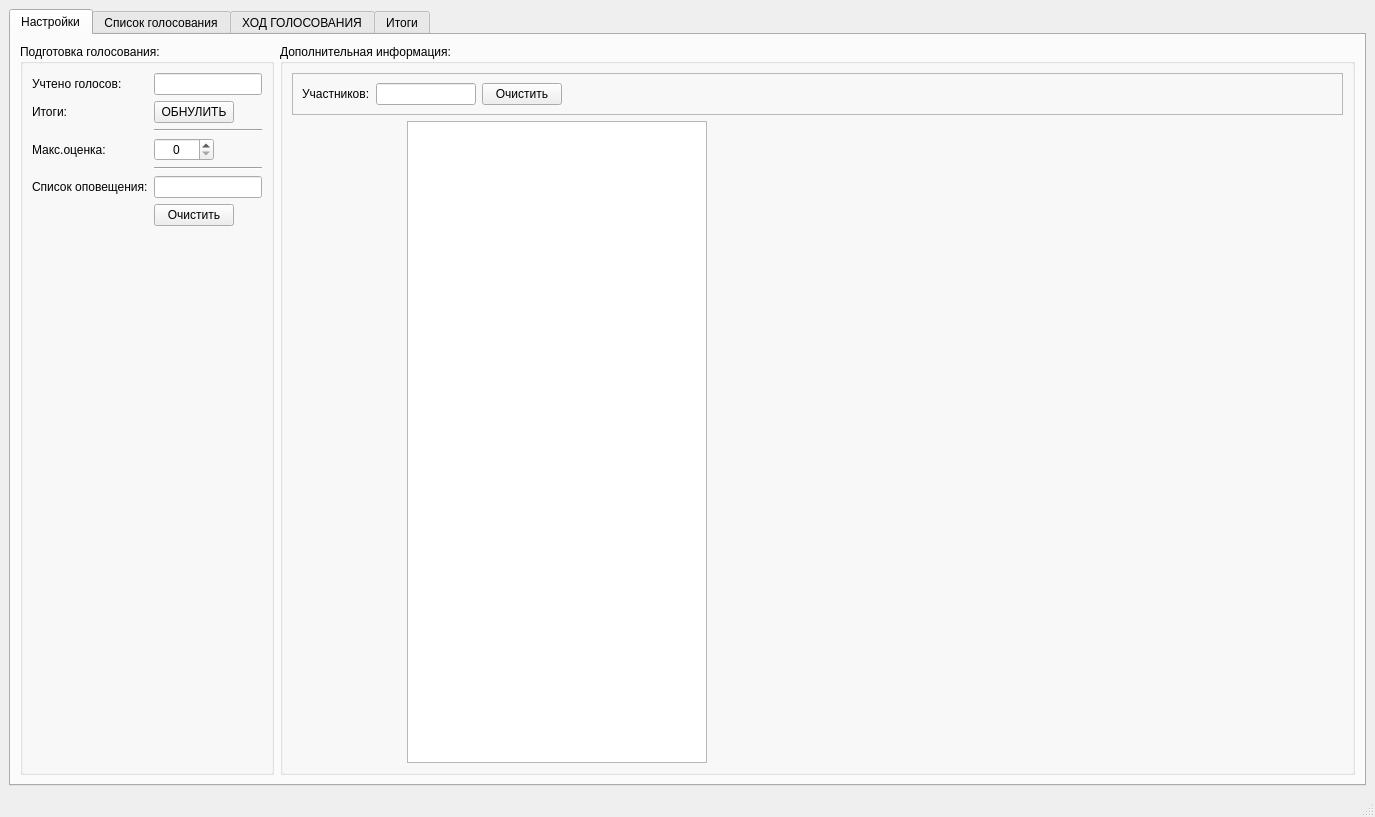
First picture: the form in Ui_panel.ui, repository AlexanderSokolov69/Vote_counter, before the edit.
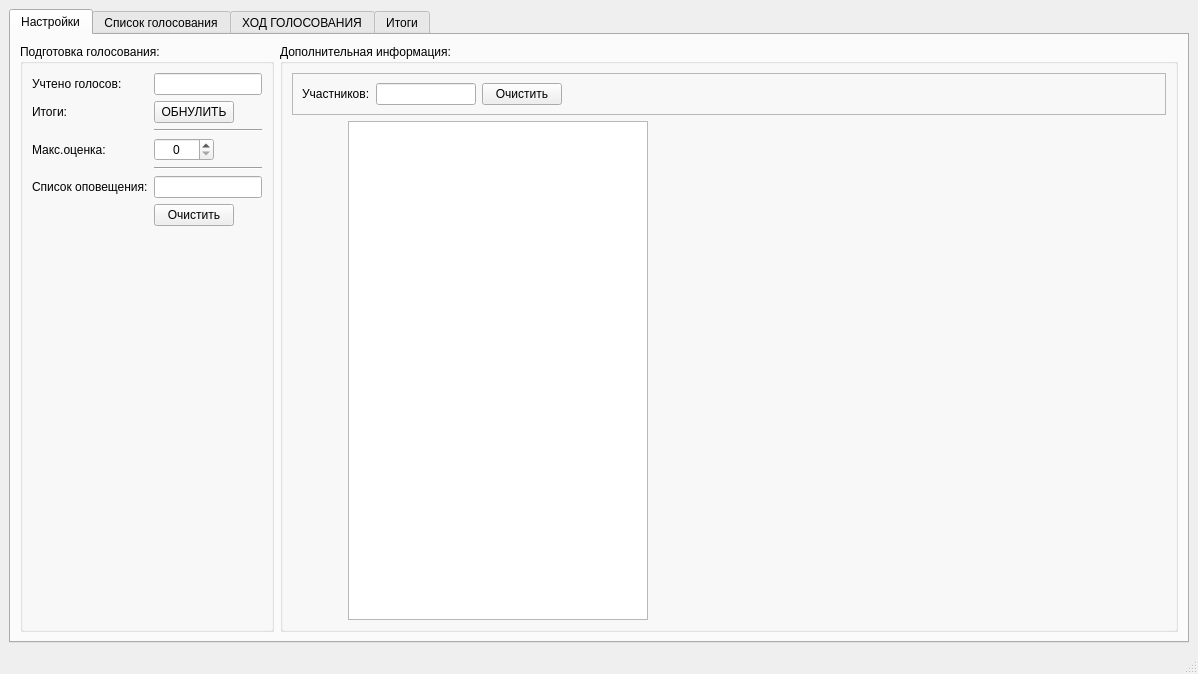
Second picture: the form after the edit. The open tabs and pages were chosen to show the change. Icons and pictures are not drawn.

```diff
--- a/Ui_panel.ui
+++ b/Ui_panel.ui
@@ -6,8 +6,8 @@
    <rect>
     <x>0</x>
     <y>0</y>
-    <width>1375</width>
-    <height>817</height>
+    <width>1198</width>
+    <height>674</height>
    </rect>
   </property>
   <property name="windowTitle">
```
Left out of the diff: 16 changed lines with no effect on the pictures.
